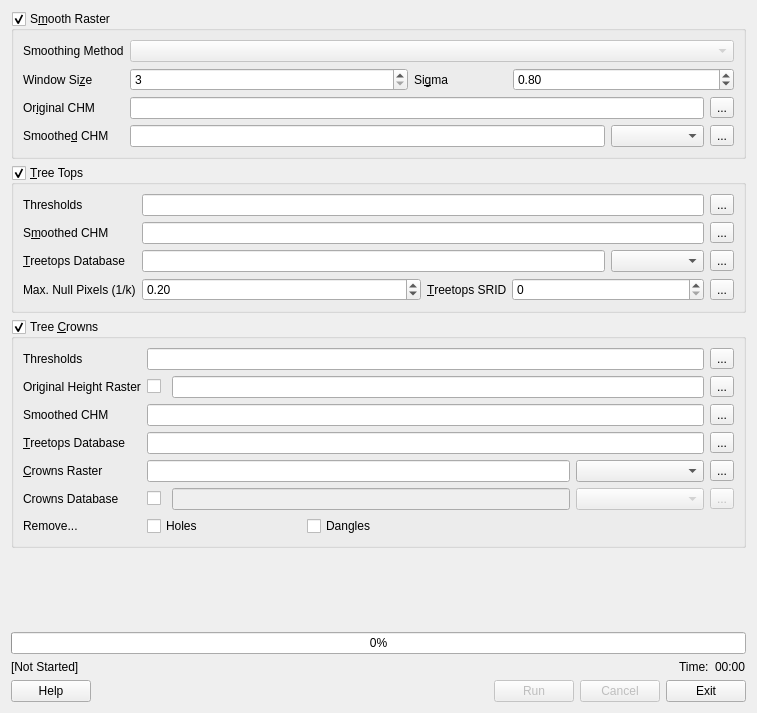
Before: the Qt Designer form src/treetops.ui in rskelly/treetops, drawn with Qt 5.
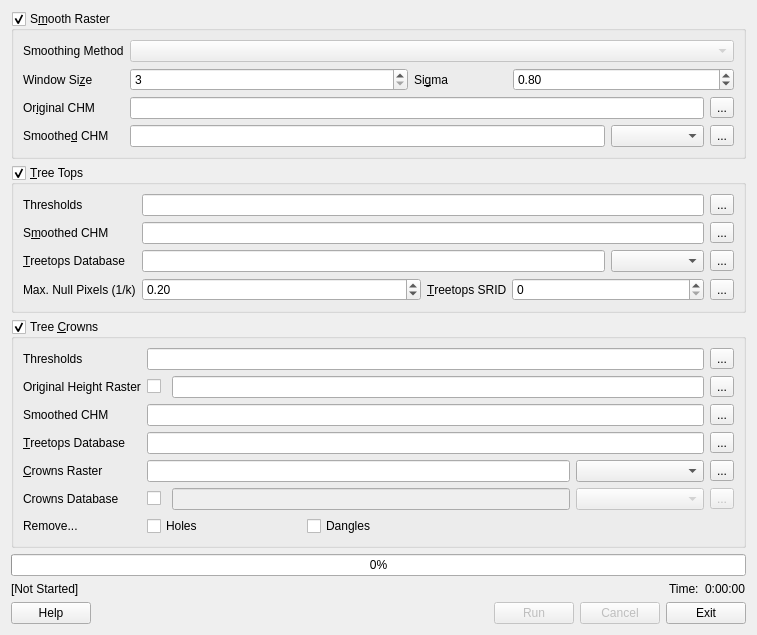
After: the same form once the commit is applied.

Commit message: Update tab order; activate timer.

What changed in the file:
```diff
--- a/src/treetops.ui
+++ b/src/treetops.ui
@@ -7,7 +7,7 @@
     <x>0</x>
     <y>0</y>
     <width>757</width>
-    <height>713</height>
+    <height>603</height>
    </rect>
   </property>
   <property name="sizePolicy">
@@ -736,7 +736,7 @@
         </sizepolicy>
        </property>
        <property name="text">
-        <string>00:00</string>
+        <string>0:00:00</string>
        </property>
       </widget>
      </item>
```
Left out of the diff: 10 changed lines with no effect on the pictures. The commit also changes 2 other files.
